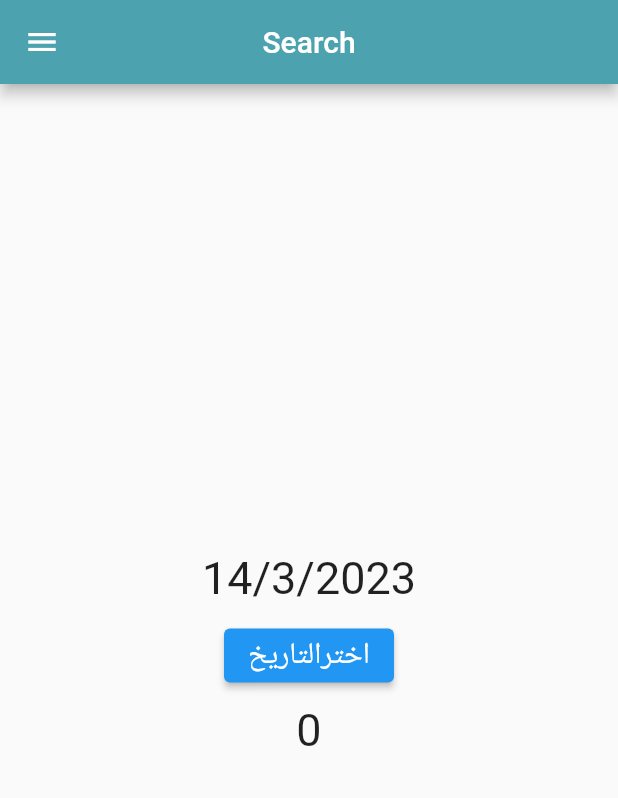
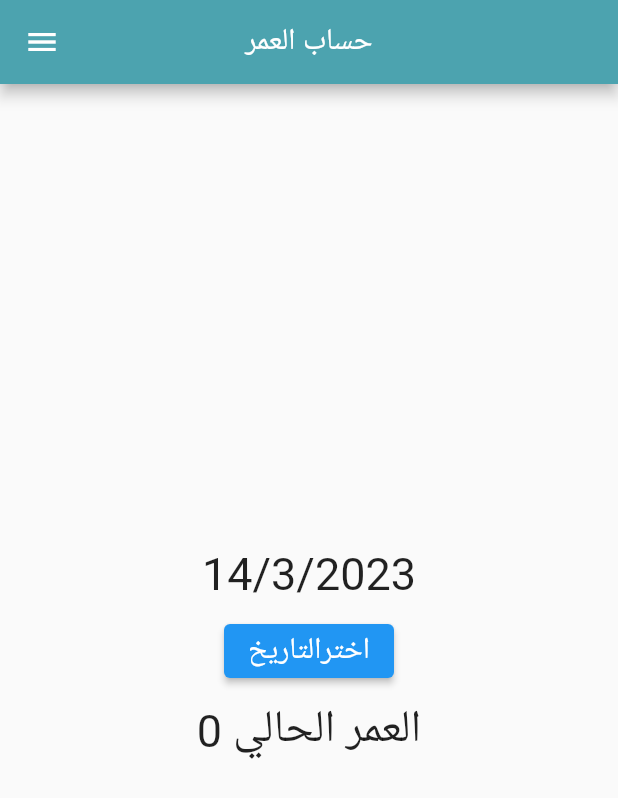
Before and after one commit to alikabi1394/AgeCalculation, a Flutter app: the MyDrawer widget shown alone on an empty page, opened directly, after a tap on "اختيار التاريخ", on a phone screen of 412 x 824 dp. Shown: the top 798 px of the screen. Run offline on Flutter 3.47's test engine with Material 2 defaults, Android fonts, the phone set to English and light mode, and no system bars.

Commit message:
Add the date3

```diff
--- a/lib/MyDrawer.dart
+++ b/lib/MyDrawer.dart
@@ -54,7 +54,7 @@ class MyDrawer extends StatelessWidget {
             onTap: () => openSearchScreen(context),
             leading: Icon(Icons.search),
             title: Text("اختيار التاريخ "),
-            subtitle: Text("قائمة تختار منها التاريخ المراد ادراجة في الحقل"),
+            subtitle: Text("مع  قائمة تختار منها التاريخ المراد ادراجة في الحقل مع تحديد العمر الحالي"),
 
           ),
         ],
--- a/lib/Search.dart
+++ b/lib/Search.dart
@@ -10,14 +10,13 @@ class Search extends StatefulWidget {
 
 class _SearchState extends State<Search> {
   DateTime date = DateTime.now();
-  //DataTable date = DateTime.now();
 
   @override
   Widget build(BuildContext context) {
     return MaterialApp(
       home: Scaffold(
         appBar: AppBar(
-          title: Text("Search"),
+          title: Text("حساب العمر"),
           centerTitle: true,
           backgroundColor: Color.fromARGB(255, 76, 163, 175),
         ),
@@ -38,7 +37,7 @@ class _SearchState extends State<Search> {
                     DateTime? newDate = await showDatePicker(
                       context: context,
                       initialDate: date,
-                      firstDate: DateTime(2000),
+                      firstDate: DateTime(1950),
                       lastDate: DateTime(2100),
                     );
                     if (newDate == null) return;
@@ -47,22 +46,15 @@ class _SearchState extends State<Search> {
                     });
                   },
                  ),
-
                  Padding(
                    padding: const EdgeInsets.all(8.0),
-                   child: Text("${DateTime.now().year - date.year}",
+                   child: Text("العمر الحالي ${DateTime.now().year - date.year}",
                     style: const TextStyle(fontSize: 30),),
                  )
-
                ],
-
-
              ),
             ),
-
         )
-
       );
-
   }
 }
```
Also changed, not shown: lib/MyProfile.dart (+33 -4 lines).
